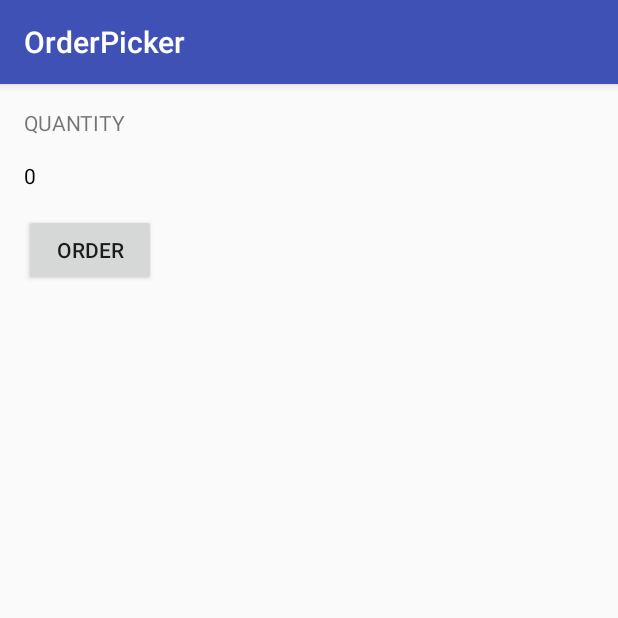
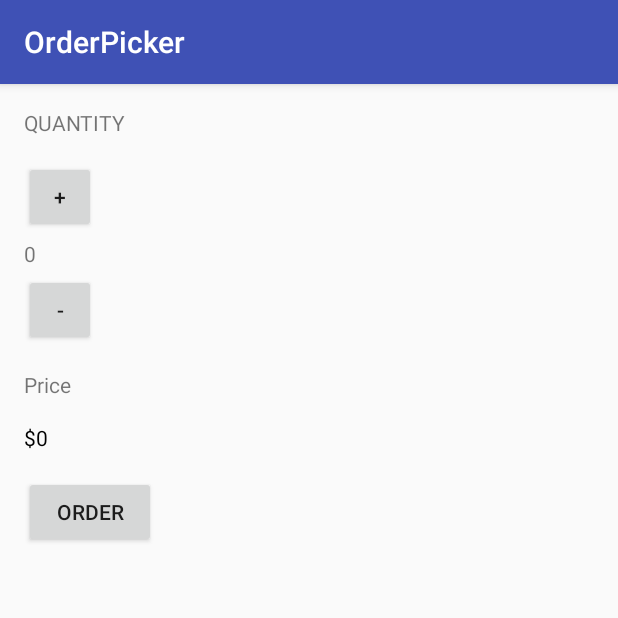
Before and after one commit to ndw6152/udacity_androidDevBeginner, an Android app: the screen it shows after launch (MainActivity), on a phone screen of 412 x 824 dp, the top half of it. Run offline under Robolectric (Android 15) with nearby library versions, the phone set to English and light mode, and no system bars.

Commit message:
FinishedPortion 2A, the app contains the simple layout with two buttons and a textview that increments and decrements. The price is then updated when the order button is pressed.

```diff
--- a/OrderPicker/app/src/main/java/com/udacity/anonealio/orderpicker/MainActivity.java
+++ b/OrderPicker/app/src/main/java/com/udacity/anonealio/orderpicker/MainActivity.java
@@ -10,6 +10,9 @@ import android.widget.TextView;
  */
 public class MainActivity extends AppCompatActivity {
 
+    private int quantity = 0;
+    private int CONST_PRICE = 5;
+
     @Override
     protected void onCreate(Bundle savedInstanceState) {
         super.onCreate(savedInstanceState);
@@ -20,7 +23,23 @@ public class MainActivity extends AppCompatActivity {
      * This method is called when the order button is clicked.
      */
     public void submitOrder(View view) {
-        display(1);
+        displayPrice(quantity);
+    }
+
+    /**
+     * This method is called when the + button is clicked.
+     */
+    public void increment(View view) {
+        display(++quantity);
+    }
+
+    /**
+     * This method is called when the + button is clicked.
+     */
+    public void decrement(View view) {
+        if(--quantity < 0)
+            quantity=0;
+        display(quantity);
     }
 
     /**
@@ -30,4 +49,12 @@ public class MainActivity extends AppCompatActivity {
         TextView quantityTextView = (TextView) findViewById(R.id.quantity_text_view);
         quantityTextView.setText("" + number);
     }
+
+    /**
+     * This method displays the given price value for the quantity of order on the screen.
+     */
+    private void displayPrice(int number) {
+        TextView quantityTextView = (TextView) findViewById(R.id.value_text_view);
+        quantityTextView.setText("$" + number * CONST_PRICE);
+    }
 }
--- a/OrderPicker/app/src/main/res/layout/activity_main.xml
+++ b/OrderPicker/app/src/main/res/layout/activity_main.xml
@@ -9,12 +9,47 @@
 
 
     <TextView
-        android:id="@+id/quantity_text_view"
         android:layout_width="match_parent"
         android:layout_height="wrap_content"
         android:layout_margin="16dp"
         android:text="Quantity"
         android:textAllCaps="true" />
+
+    <Button
+        android:layout_width="48dp"
+        android:layout_height="48dp"
+        android:layout_marginBottom="4dp"
+        android:layout_marginLeft="16dp"
+        android:layout_marginStart="16dp"
+        android:onClick="increment"
+        android:text="+" />
+
+    <TextView
+        android:id="@+id/quantity_text_view"
+        android:layout_width="match_parent"
+        android:layout_height="wrap_content"
+        android:layout_marginBottom="4dp"
+        android:layout_marginLeft="16dp"
+        android:layout_marginStart="16dp"
+        android:text="0" />
+
+    <Button
+        android:layout_width="48dp"
+        android:layout_height="48dp"
+        android:layout_marginBottom="16dp"
+        android:layout_marginLeft="16dp"
+        android:layout_marginStart="16dp"
+        android:onClick="decrement"
+        android:text="-" />
+
+    <TextView
+        android:id="@+id/price_text_view"
+        android:layout_width="match_parent"
+        android:layout_height="wrap_content"
+        android:layout_marginBottom="16dp"
+        android:layout_marginLeft="16dp"
+        android:layout_marginStart="16dp"
+        android:text="Price" />
 
     <TextView
         android:id="@+id/value_text_view"
@@ -23,8 +58,8 @@
         android:layout_marginBottom="16dp"
         android:layout_marginLeft="16dp"
         android:layout_marginStart="16dp"
-        android:textColor="#000000"
-        android:text="0" />
+        android:text="$0"
+        android:textColor="#000000" />
 
     <Button
         android:layout_width="wrap_content"
@@ -32,5 +67,6 @@
         android:layout_marginBottom="16dp"
         android:layout_marginLeft="16dp"
         android:layout_marginStart="16dp"
+        android:onClick="submitOrder"
         android:text="Order" />
 </LinearLayout>
```
